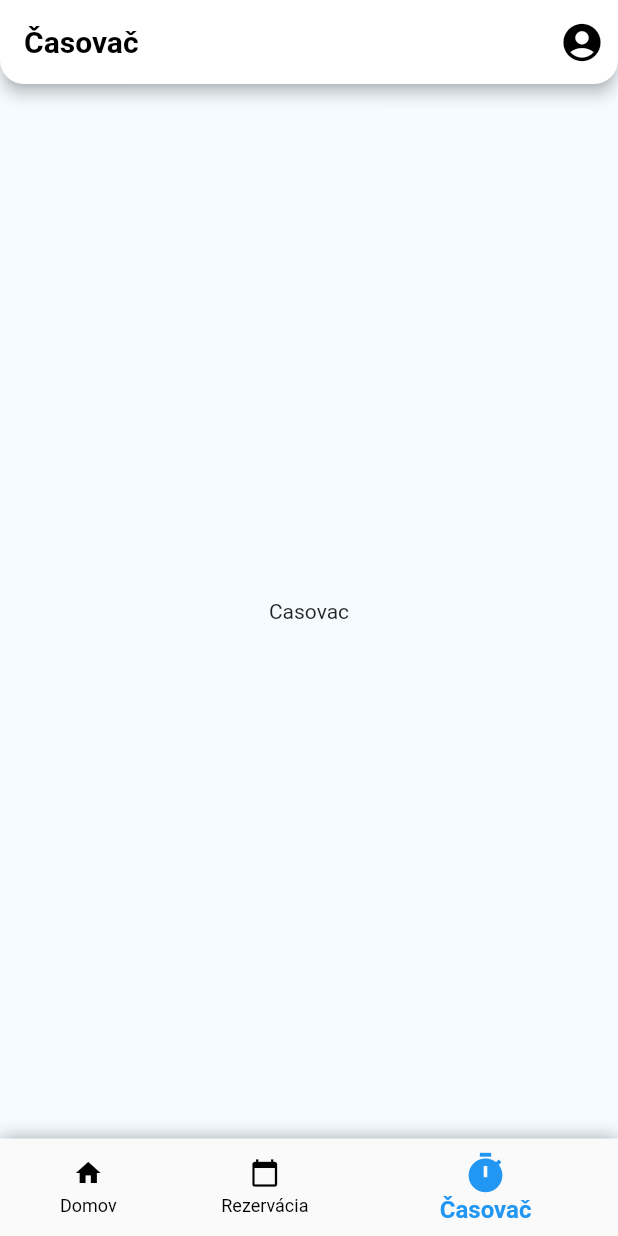
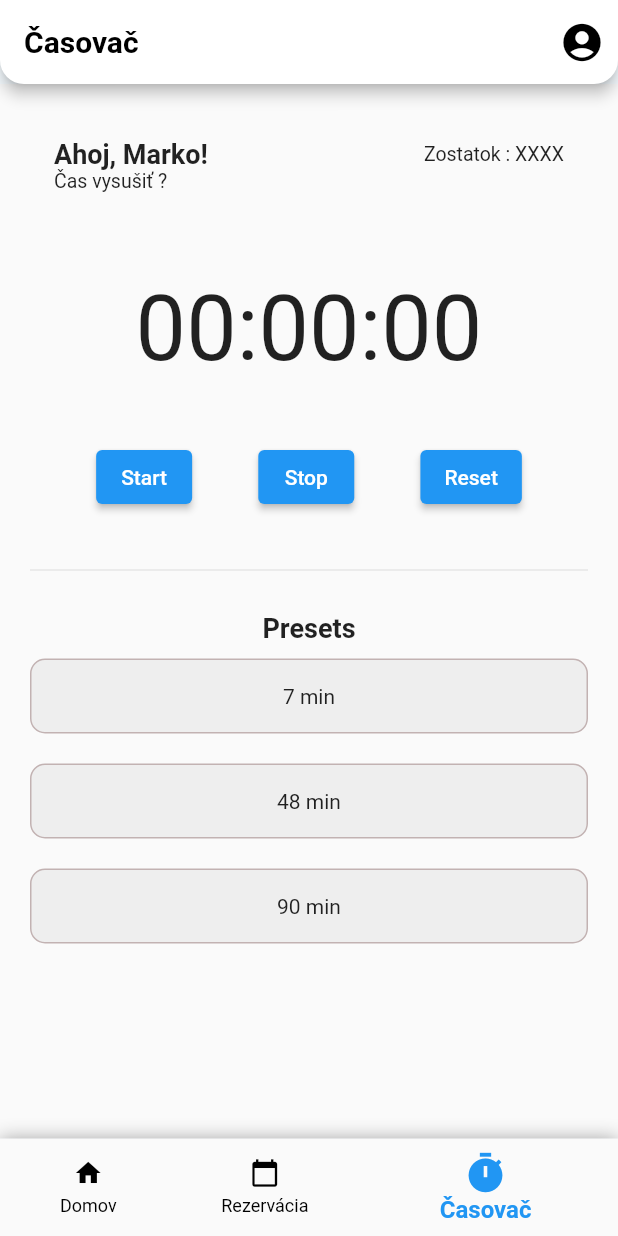
Before and after one commit to findraj/Reservation-App-prototype-ITU, a Flutter app: the screen it shows after launch, swiped to page 3, on a phone screen of 412 x 824 dp. Run offline on Flutter 3.47's test engine with Material 2 defaults, Android fonts, the phone set to English and light mode, and no system bars; our stand-ins replace sqflite, table_calendar; accounts and stored records are empty.

Commit message:
casovac screen

```diff
--- a/lib/screens/casovac_screen.dart
+++ b/lib/screens/casovac_screen.dart
@@ -1,11 +1,92 @@
 import "package:flutter/material.dart";
 
-class CasovacScreen extends StatelessWidget {
+class CasovacScreen extends StatefulWidget {
   const CasovacScreen({super.key});
   @override
+  _CasovacScreenState createState() => _CasovacScreenState();
+}
+
+class _CasovacScreenState extends State<CasovacScreen> {
+  @override
   Widget build(BuildContext context) {
-    return const Center(
-      child: Text('Casovac'),
+    return Scaffold(
+      body: Padding(
+        padding: const EdgeInsets.all(20.0),
+        child: Column(
+          children: [
+            Container(
+              padding: const EdgeInsets.all(16),
+              child: const Column(
+                crossAxisAlignment: CrossAxisAlignment.start,
+                children: [
+                  Row(
+                    mainAxisAlignment: MainAxisAlignment.spaceBetween,
+                    children: [
+                      Text(
+                        "Ahoj, Marko!",
+                        style: TextStyle(
+                          fontSize: 18,
+                          fontWeight: FontWeight.bold,
+                        ),
+                      ),
+                      Text(
+                        "Zostatok : XXXX",
+                        style: TextStyle(
+                          fontSize: 13,
+                        ),
+                      ),
+                    ],
+                  ),
+                  Text(
+                    "Čas vysušiť ?",
+                    style: TextStyle(
+                      fontSize: 13,
+                      fontWeight: FontWeight.normal,
+                    ),
+                  ),
+                ],
+              ),
+            ),
+            SizedBox(height: 40),
+            Text('00:00:00', style: TextStyle(fontSize: 60)),
+            SizedBox(height: 40),
+            Row(
+              mainAxisAlignment: MainAxisAlignment.spaceEvenly,
+              children: [
+                ElevatedButton(onPressed: () {}, child: Text('Start')),
+                ElevatedButton(onPressed: () {}, child: Text('Stop')),
+                ElevatedButton(onPressed: () {}, child: Text('Reset'))
+              ],
+            ),
+            SizedBox(height: 30),
+            Divider(),
+            SizedBox(height: 20),
+            Text(
+              'Presets',
+              style: TextStyle(fontSize: 18, fontWeight: FontWeight.bold),
+            ),
+            SizedBox(height: 10),
+            _customTimeTile('7 min'),
+            SizedBox(height: 20),
+            _customTimeTile('48 min'),
+            SizedBox(height: 20),
+            _customTimeTile('90 min'),
+          ],
+        ),
+      ),
+    );
+  }
+
+  Widget _customTimeTile(String time) {
+    return Container(
+      height: 50,
+      alignment: Alignment.center,
+      decoration: BoxDecoration(
+        color: Colors.grey[200],
+        borderRadius: BorderRadius.circular(10),
+        border: Border.all(color: Color.fromARGB(255, 194, 178, 178), width: 1),
+      ),
+      child: Text(time),
     );
   }
 }
```
